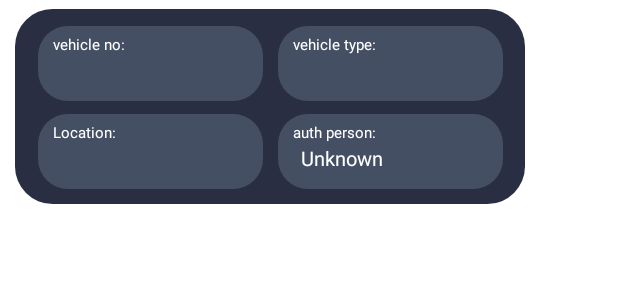
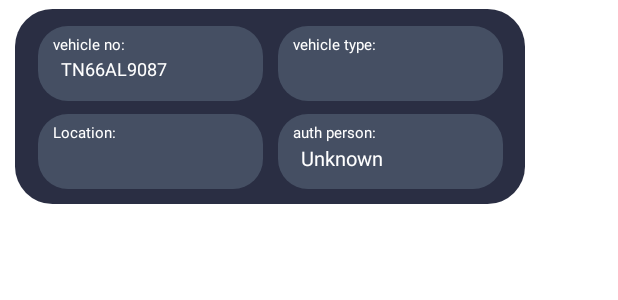
Before and after one commit to Reymond190/new-trac-insta, an Android app: the layout installation_list_items.xml on its own in the app's theme, with its tools: preview values and no code run, on a phone screen of 412 x 824 dp. Shown: the top 300 px of the screen. Run offline under Robolectric (Android 15) with nearby library versions, the phone set to English and light mode, and no system bars.

Commit message:
commit 0.0001

```diff
--- a/app/src/main/res/layout/installation_list_items.xml
+++ b/app/src/main/res/layout/installation_list_items.xml
@@ -59,9 +59,9 @@
                     android:layout_height="wrap_content"
                     android:layout_marginLeft="15dp"
                     android:layout_marginTop="20dp"
-                    android:text=""
+                    android:text="TN66AL9087"
                     android:textColor="@color/white"
-                    android:textSize="15sp" />
+                    android:textSize="12sp" />
 
             </com.google.android.material.card.MaterialCardView>
 
```
